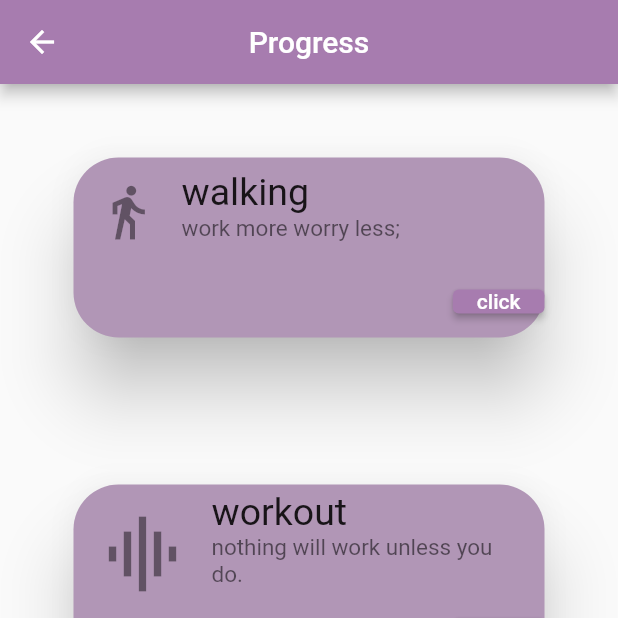
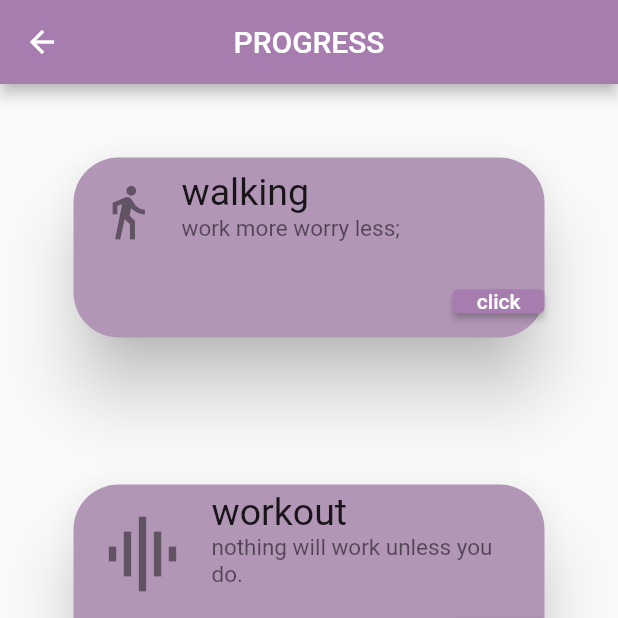
Before and after one commit to khola-ausaf/Vision_onWay-fyp-master, a Flutter app: the Progress screen opened directly, on a phone screen of 412 x 824 dp, the top half of it. Run offline on Flutter 3.47's test engine with Material 2 defaults, Android fonts, the phone set to English and light mode, and no system bars; our stand-ins replace camera, cloud_firestore, firebase_auth, firebase_core, firebase_database, fl_chart and 7 more; accounts and stored records are empty; Roboto replaces fonts that are missing (Amaranth).

Commit message:
code evalution
final project 13-1-2000

```diff
--- a/lib/screens/home/progress_screen.dart
+++ b/lib/screens/home/progress_screen.dart
@@ -9,7 +9,7 @@ class Progress extends StatelessWidget {
     return Scaffold(
 
        appBar: AppBar(
-          title: const Text('Progress'),
+          title: const Text('PROGRESS'),
            backgroundColor:Color.fromARGB(255, 167, 124, 175),
           centerTitle: true,
         ),
```
